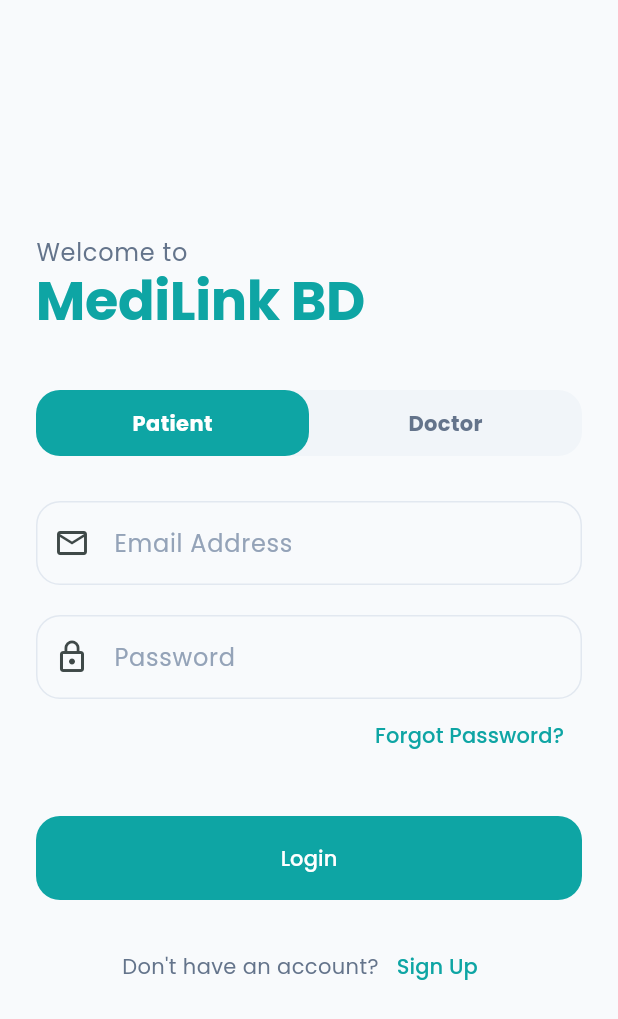
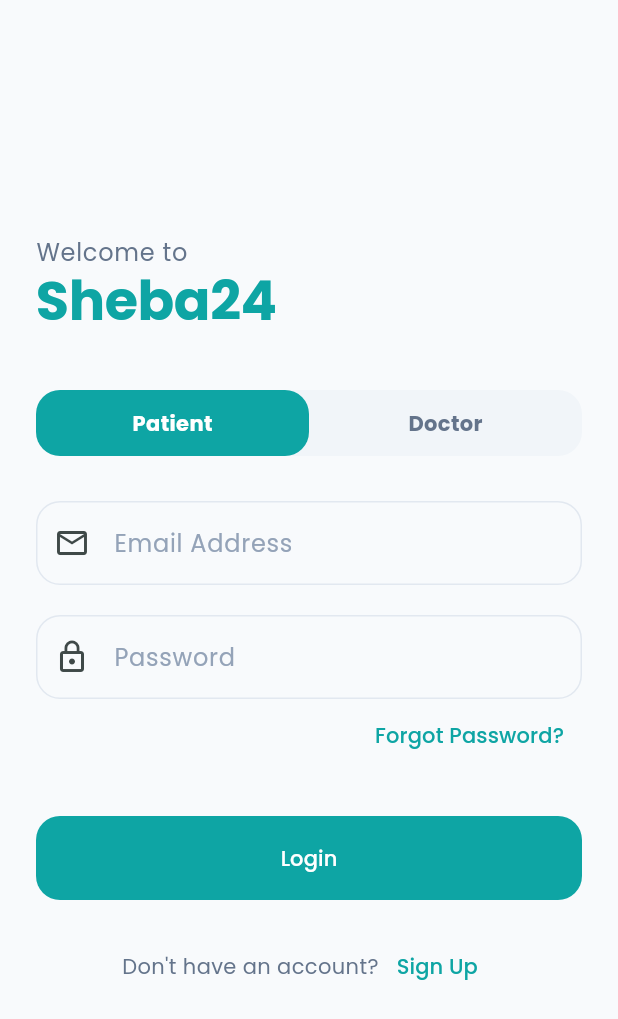
Before and after one commit to kaziornob/Medi-Link_BD, a Flutter app: the screen it shows after launch, on a phone screen of 412 x 824 dp. Shown: the top 1019 px of the screen. Run offline on Flutter 3.47's test engine with Material 3 defaults, Android fonts, the phone set to English and light mode, and no system bars; our stand-ins replace animate_do, get, google_fonts.

Commit message:
First runned succesfully

```diff
--- a/lib/core/constants.dart
+++ b/lib/core/constants.dart
@@ -22,7 +22,7 @@
 }
 
 class AppStrings {
-  static const String appName = "MediLink BD";
+  static const String appName = "Sheba24";
   static const String login = "Login";
   static const String register = "Register";
   static const String patient = "Patient";
--- a/lib/presentation/screens/patient/prescription_screen.dart
+++ b/lib/presentation/screens/patient/prescription_screen.dart
@@ -1,5 +1,5 @@
 import 'package:flutter/material.dart';
-import 'package:get/get.dart';
+//import 'package:get/get.dart';
 import '../../../core/constants.dart';
 
 class PrescriptionScreen extends StatelessWidget {
--- a/lib/presentation/screens/patient/video_call_screen.dart
+++ b/lib/presentation/screens/patient/video_call_screen.dart
@@ -1,6 +1,5 @@
 import 'package:flutter/material.dart';
 import 'package:get/get.dart';
-import '../../../core/constants.dart';
 
 class VideoCallScreen extends StatelessWidget {
   const VideoCallScreen({super.key});
```
Also changed, not shown: pubspec.yaml (+17 -17 lines), pubspec.lock (deleted), 5 other files.
